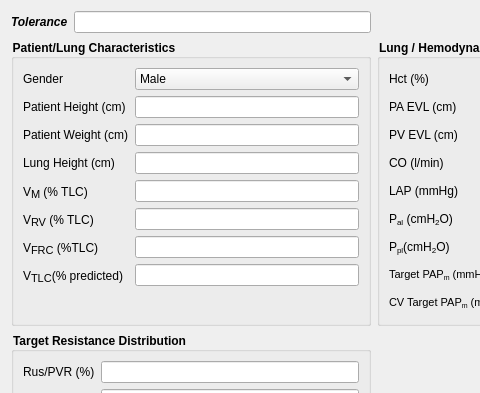
The window that src/calibratedlg.ui (AdamMajer/bshouty-lung-model) describes before a commit, drawn with Qt 5; both pictures show x 0 to 480 and y 0 to 393 of the 684 by 691 pixel window.
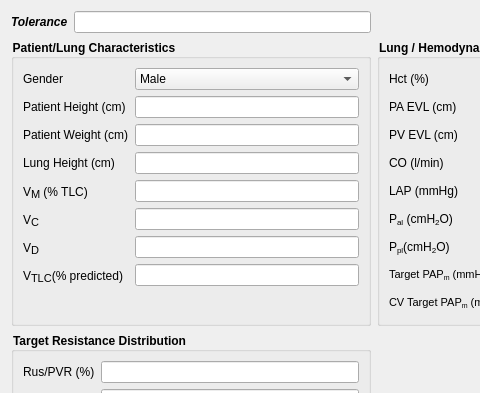
The same window after the commit. Custom widgets are drawn as their Qt base class.

```diff
--- a/src/calibratedlg.ui
+++ b/src/calibratedlg.ui
@@ -7,7 +7,7 @@
     <x>0</x>
     <y>0</y>
     <width>684</width>
-    <height>635</height>
+    <height>643</height>
    </rect>
   </property>
   <property name="windowTitle">
@@ -135,7 +135,7 @@
 &lt;html&gt;&lt;head&gt;&lt;meta name=&quot;qrichtext&quot; content=&quot;1&quot; /&gt;&lt;style type=&quot;text/css&quot;&gt;
 p, li { white-space: pre-wrap; }
 &lt;/style&gt;&lt;/head&gt;&lt;body style=&quot; font-family:'Sans Serif'; font-size:9pt; font-weight:400; font-style:normal;&quot;&gt;
-&lt;p style=&quot; margin-top:0px; margin-bottom:0px; margin-left:0px; margin-right:0px; -qt-block-indent:0; text-indent:0px;&quot;&gt;V&lt;span style=&quot; font-size:12pt; vertical-align:sub;&quot;&gt;RV&lt;/span&gt; (% TLC)&lt;/p&gt;&lt;/body&gt;&lt;/html&gt;</string>
+&lt;p style=&quot; margin-top:0px; margin-bottom:0px; margin-left:0px; margin-right:0px; -qt-block-indent:0; text-indent:0px;&quot;&gt;V&lt;span style=&quot; font-size:12pt; vertical-align:sub;&quot;&gt;C&lt;/span&gt;&lt;/p&gt;&lt;/body&gt;&lt;/html&gt;</string>
         </property>
         <property name="buddy">
          <cstring>Vrv</cstring>
@@ -170,7 +170,7 @@
 &lt;html&gt;&lt;head&gt;&lt;meta name=&quot;qrichtext&quot; content=&quot;1&quot; /&gt;&lt;style type=&quot;text/css&quot;&gt;
 p, li { white-space: pre-wrap; }
 &lt;/style&gt;&lt;/head&gt;&lt;body style=&quot; font-family:'Sans Serif'; font-size:9pt; font-weight:400; font-style:normal;&quot;&gt;
-&lt;p style=&quot; margin-top:0px; margin-bottom:0px; margin-left:0px; margin-right:0px; -qt-block-indent:0; text-indent:0px;&quot;&gt;V&lt;span style=&quot; font-size:12pt; vertical-align:sub;&quot;&gt;FRC&lt;/span&gt; (%TLC)&lt;/p&gt;&lt;/body&gt;&lt;/html&gt;</string>
+&lt;p style=&quot; margin-top:0px; margin-bottom:0px; margin-left:0px; margin-right:0px; -qt-block-indent:0; text-indent:0px;&quot;&gt;V&lt;span style=&quot; font-size:12pt; vertical-align:sub;&quot;&gt;D&lt;/span&gt;&lt;/p&gt;&lt;/body&gt;&lt;/html&gt;</string>
         </property>
         <property name="buddy">
          <cstring>Vfrc</cstring>
```
Left out of the diff: 12 changed lines with no effect on the pictures.
